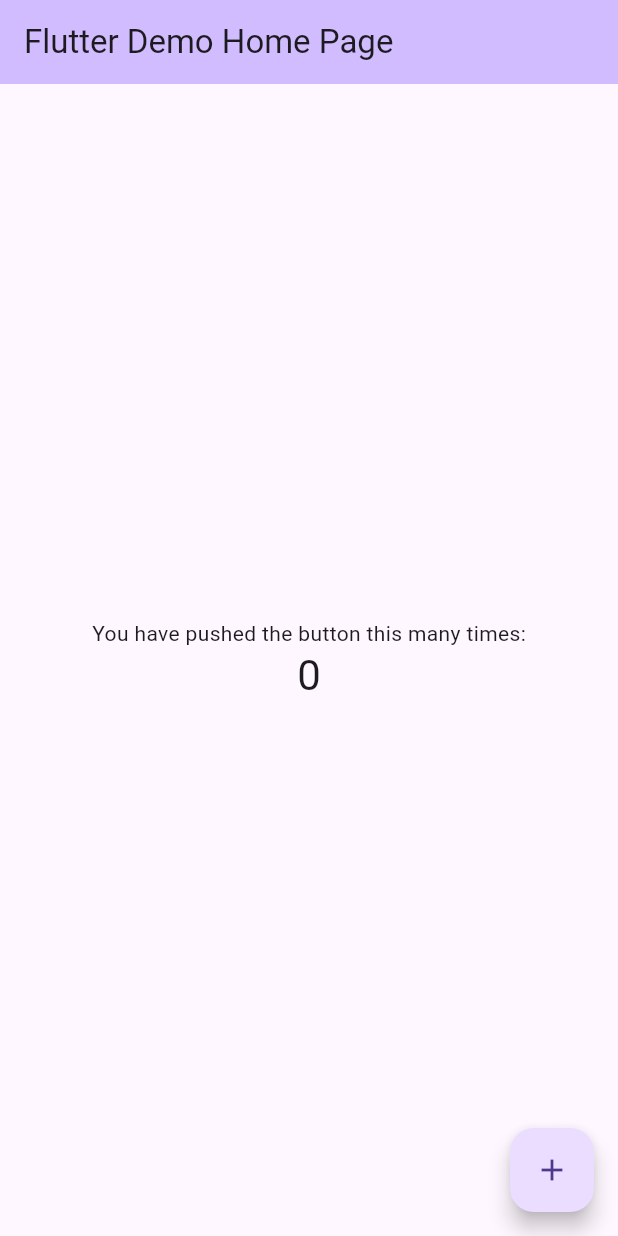
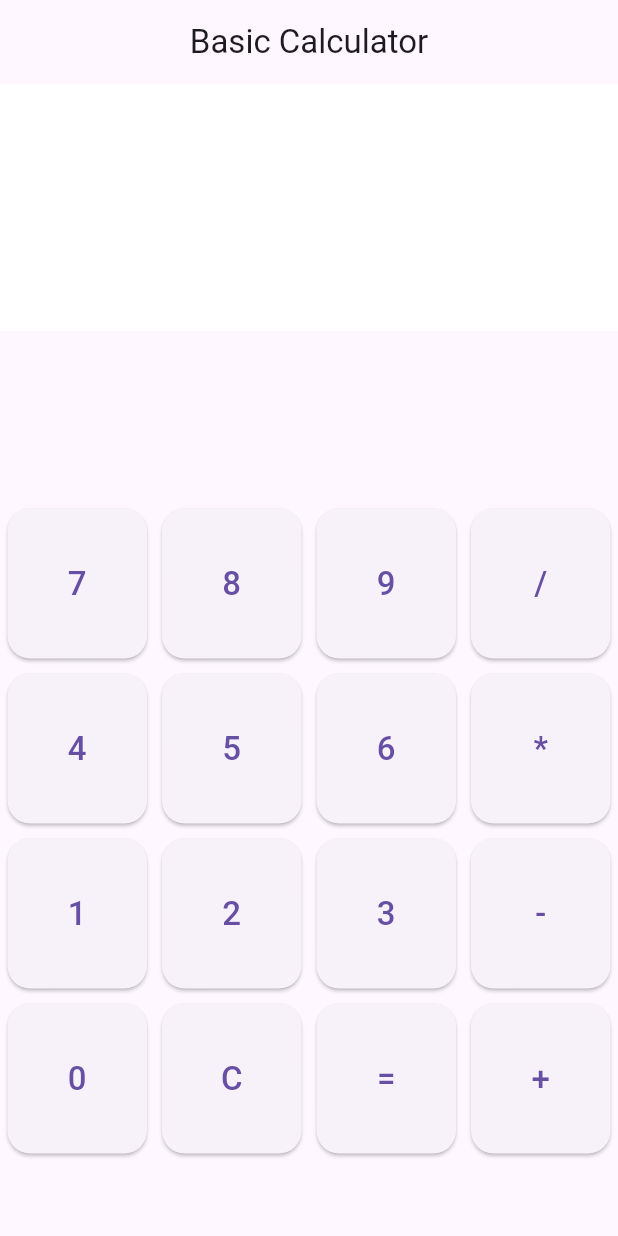
Before and after one commit to khaled883/calculator_app, a Flutter app: the screen it shows after launch, on a phone screen of 412 x 824 dp. Run offline on Flutter 3.47's test engine with Material 3 defaults, Android fonts, the phone set to English and light mode, and no system bars.

Commit message:
adding the calculator home screen and the logic and removign the debug banner

```diff
--- a/lib/main.dart
+++ b/lib/main.dart
@@ -1,3 +1,4 @@
+import 'package:calculator_app/screens/calculator_screen.dart';
 import 'package:flutter/material.dart';
 
 void main() {
@@ -11,94 +12,9 @@ class MyApp extends StatelessWidget {
   @override
   Widget build(BuildContext context) {
     return MaterialApp(
-
-      home: const MyHomePage(title: 'Flutter Demo Home Page'),
+      debugShowCheckedModeBanner: false,
+      theme: ThemeData(primarySwatch: Colors.blue),
+      home: CalculatorScreen(),
     );
   }
 }
-
-class MyHomePage extends StatefulWidget {
-  const MyHomePage({super.key, required this.title});
-
-  // This widget is the home page of your application. It is stateful, meaning
-  // that it has a State object (defined below) that contains fields that affect
-  // how it looks.
-
-  // This class is the configuration for the state. It holds the values (in this
-  // case the title) provided by the parent (in this case the App widget) and
-  // used by the build method of the State. Fields in a Widget subclass are
-  // always marked "final".
-
-  final String title;
-
-  @override
-  State<MyHomePage> createState() => _MyHomePageState();
-}
-
-class _MyHomePageState extends State<MyHomePage> {
-  int _counter = 0;
-
-  void _incrementCounter() {
-    setState(() {
-      // This call to setState tells the Flutter framework that something has
-      // changed in this State, which causes it to rerun the build method below
-      // so that the display can reflect the updated values. If we changed
-      // _counter without calling setState(), then the build method would not be
-      // called again, and so nothing would appear to happen.
-      _counter++;
-    });
-  }
-
-  @override
-  Widget build(BuildContext context) {
-    // This method is rerun every time setState is called, for instance as done
-    // by the _incrementCounter method above.
-    //
-    // The Flutter framework has been optimized to make rerunning build methods
-    // fast, so that you can just rebuild anything that needs updating rather
-    // than having to individually change instances of widgets.
-    return Scaffold(
-      appBar: AppBar(
-        // TRY THIS: Try changing the color here to a specific color (to
-        // Colors.amber, perhaps?) and trigger a hot reload to see the AppBar
-        // change color while the other colors stay the same.
-        backgroundColor: Theme.of(context).colorScheme.inversePrimary,
-        // Here we take the value from the MyHomePage object that was created by
-        // the App.build method, and use it to set our appbar title.
-        title: Text(widget.title),
-      ),
-      body: Center(
-        // Center is a layout widget. It takes a single child and positions it
-        // in the middle of the parent.
-        child: Column(
-          // Column is also a layout widget. It takes a list of children and
-          // arranges them vertically. By default, it sizes itself to fit its
-          // children horizontally, and tries to be as tall as its parent.
-          //
-          // Column has various properties to control how it sizes itself and
-          // how it positions its children. Here we use mainAxisAlignment to
-          // center the children vertically; the main axis here is the vertical
-          // axis because Columns are vertical (the cross axis would be
-          // horizontal).
-          //
-          // TRY THIS: Invoke "debug painting" (choose the "Toggle Debug Paint"
-          // action in the IDE, or press "p" in the console), to see the
-          // wireframe for each widget.
-          mainAxisAlignment: MainAxisAlignment.center,
-          children: <Widget>[
-            const Text('You have pushed the button this many times:'),
-            Text(
-              '$_counter',
-              style: Theme.of(context).textTheme.headlineMedium,
-            ),
-          ],
-        ),
-      ),
-      floatingActionButton: FloatingActionButton(
-        onPressed: _incrementCounter,
-        tooltip: 'Increment',
-        child: const Icon(Icons.add),
-      ), // This trailing comma makes auto-formatting nicer for build methods.
-    );
-  }
-}
--- /dev/null
+++ b/lib/screens/calculator_screen.dart
@@ -0,0 +1,110 @@
+import 'package:flutter/material.dart';
+
+class CalculatorScreen extends StatefulWidget {
+  const CalculatorScreen({super.key});
+
+  @override
+  State<CalculatorScreen> createState() => _CalculatorScreenState();
+}
+
+class _CalculatorScreenState extends State<CalculatorScreen> {
+  String displayText = "";
+  double? firstNumber;
+  String? operation;
+
+  void onButtonPressed(String value) {
+    setState(() {
+      if (value == 'C') {
+        displayText = "";
+        firstNumber = null;
+        operation = null;
+      } else if (value == '+' || value == '-' || value == '*' || value == '/') {
+        firstNumber = double.tryParse(displayText);
+        operation = value;
+        displayText = "";
+      } else if (value == '=') {
+        double? secondNumber = double.tryParse(displayText);
+        if (firstNumber != null && secondNumber != null && operation != null) {
+          double result;
+          switch (operation) {
+            case '+':
+              result = firstNumber! + secondNumber;
+              break;
+            case '-':
+              result = firstNumber! - secondNumber;
+              break;
+            case '*':
+              result = firstNumber! * secondNumber;
+              break;
+            case '/':
+              result = secondNumber != 0
+                  ? firstNumber! / secondNumber
+                  : 0;
+              break;
+            default:
+              result = 0;
+          }
+          displayText = result.toString();
+          firstNumber = null;
+          operation = null;
+        }
+      } else {
+        displayText += value;
+      }
+    });
+  }
+
+  Widget buildButton(String text) {
+    return Expanded(
+      child: Padding(
+        padding: const EdgeInsets.all(5.0),
+        child: ElevatedButton(
+          style: ElevatedButton.styleFrom(
+            fixedSize: Size.fromHeight(100),
+            shape: RoundedRectangleBorder(borderRadius: BorderRadius.circular(15))
+          ),
+
+          onPressed: () => onButtonPressed(text),
+          child: Text(
+            text,
+            style: const TextStyle(fontSize: 22),
+          ),
+        ),
+      ),
+    );
+  }
+
+  @override
+  Widget build(BuildContext context) {
+    return Scaffold(
+      appBar: AppBar(title: const Text("Basic Calculator"),
+      centerTitle: true,),
+      body: Column(
+        children: [
+          Container(
+            height: MediaQuery.of(context).size.height*0.2,
+            color: Colors.white,
+            alignment: Alignment.centerRight,
+            padding: const EdgeInsets.all(16),
+            child: Text(
+              displayText,
+              style: const TextStyle(fontSize: 60),
+            ),
+          ),
+          Expanded(
+            child: Column(
+              mainAxisAlignment: MainAxisAlignment.end,
+              children: [
+                Row(children: [buildButton('7'), buildButton('8'), buildButton('9'), buildButton('/')]),
+                Row(children: [buildButton('4'), buildButton('5'), buildButton('6'), buildButton('*')]),
+                Row(children: [buildButton('1'), buildButton('2'), buildButton('3'), buildButton('-')]),
+                Row(children: [buildButton('0'), buildButton('C'), buildButton('='), buildButton('+')]),
+                SizedBox(height: 50,)
+              ],
+            ),
+          ),
+        ],
+      ),
+    );
+  }
+}
```
